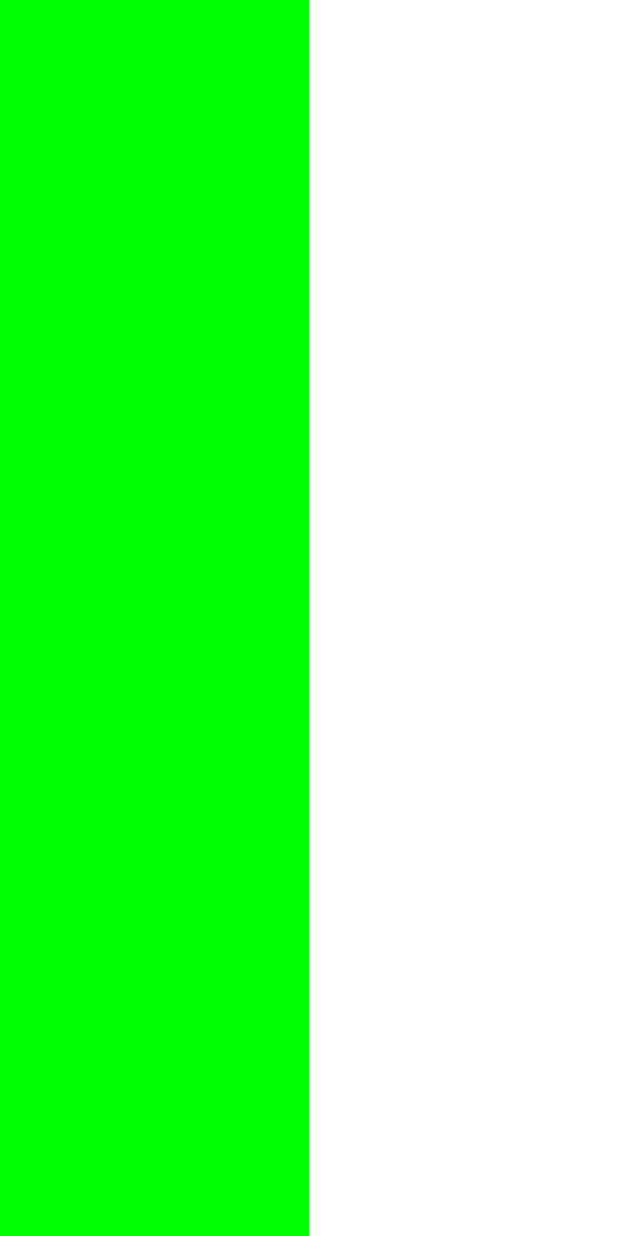
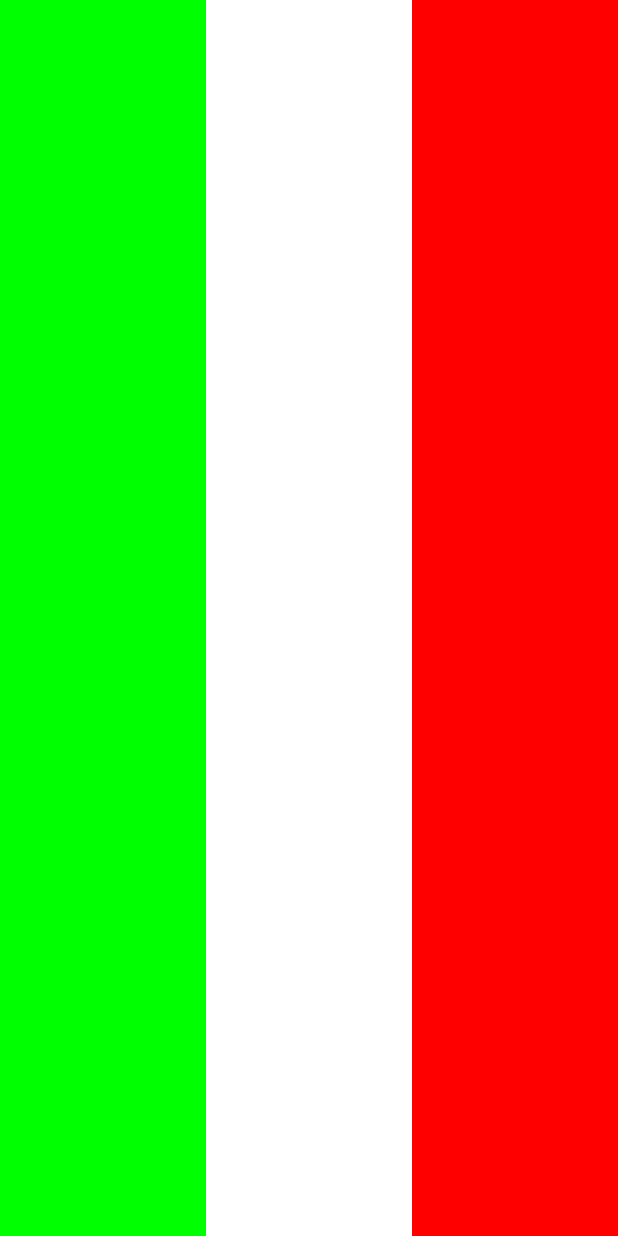
Before and after one commit to CarlDanZzz/Practica_1_Bandera, an Android app built with Jetpack Compose: the screen it shows after launch (MainActivity), on a phone screen of 412 x 824 dp. Run offline under Robolectric (Android 15) with nearby library versions, the phone set to English and light mode, and no system bars.

Commit message:
5to commit, creacion de lado rojoo

```diff
--- a/app/src/main/java/com/example/practica_1_bandera/MainActivity.kt
+++ b/app/src/main/java/com/example/practica_1_bandera/MainActivity.kt
@@ -28,6 +28,7 @@ class MainActivity : ComponentActivity() {
                     ) {
                         ladoverde(Modifier.weight(1f))
                         ladoblanco(Modifier.weight(1f))
+                        ladorojo(Modifier.weight(1f))
 
                     }
                 }
--- a/app/src/main/java/com/example/practica_1_bandera/ui/theme/inicioscripts.kt
+++ b/app/src/main/java/com/example/practica_1_bandera/ui/theme/inicioscripts.kt
@@ -1,5 +1,6 @@
 package com.example.practica_1_bandera
 
+import androidx.compose.foundation.Image
 import androidx.compose.foundation.background
 import androidx.compose.foundation.layout.Box
 import androidx.compose.foundation.layout.fillMaxHeight
@@ -9,6 +10,7 @@ import androidx.compose.runtime.Composable
 import androidx.compose.ui.Alignment
 import androidx.compose.ui.Modifier
 import androidx.compose.ui.graphics.Color
+import androidx.compose.ui.res.painterResource
 
 @Composable
 fun ladoverde(modifier: Modifier = Modifier){
@@ -24,5 +26,15 @@ fun ladoblanco(modifier: Modifier = Modifier){
             modifier = modifier
                 .background(Color.White)
                 .fillMaxHeight()
-        )
+        ) {
+        }
     }
+
+@Composable
+fun ladorojo(modifier: Modifier = Modifier){
+    Box(
+        modifier = modifier
+            .background(Color.Red)
+            .fillMaxHeight()
+    )
+}
```
